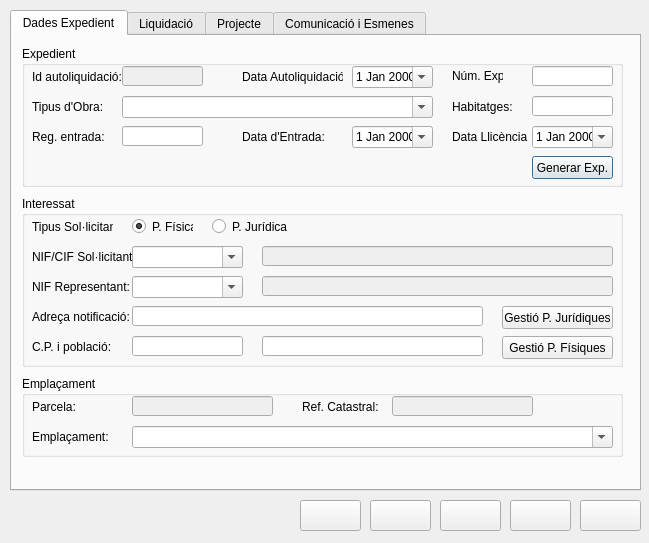
This is src/exp_om.ui in daviderill/expedients as Qt 5 draws it before an edit. The edited form follows.
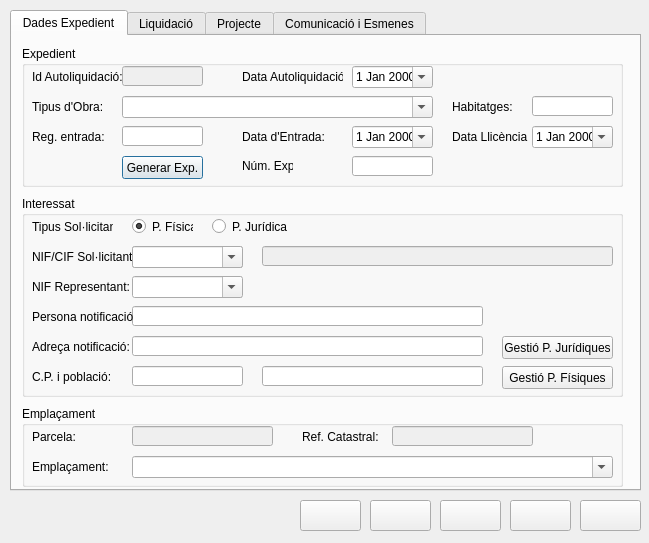
This is the edited form. Icons and pictures are not drawn.

```diff
--- a/src/exp_om.ui
+++ b/src/exp_om.ui
@@ -50,8 +50,8 @@
      <widget class="QLabel" name="lblNumExp">
       <property name="geometry">
        <rect>
-        <x>430</x>
-        <y>20</y>
+        <x>220</x>
+        <y>110</y>
         <width>51</width>
         <height>20</height>
        </rect>
@@ -69,8 +69,8 @@
       </property>
       <property name="geometry">
        <rect>
-        <x>510</x>
-        <y>20</y>
+        <x>330</x>
+        <y>110</y>
         <width>81</width>
         <height>20</height>
        </rect>
@@ -262,7 +262,7 @@
        </rect>
       </property>
       <property name="text">
-       <string>Id autoliquidació:</string>
+       <string>Id Autoliquidació:</string>
       </property>
      </widget>
      <widget class="QDateEdit" name="dateLiquidacio">
@@ -337,7 +337,7 @@
      <widget class="QPushButton" name="btnGenExp">
       <property name="geometry">
        <rect>
-        <x>510</x>
+        <x>100</x>
         <y>110</y>
         <width>81</width>
         <height>23</height>
@@ -363,7 +363,7 @@
        <x>10</x>
        <y>160</y>
        <width>601</width>
-       <height>171</height>
+       <height>201</height>
       </rect>
      </property>
      <property name="title">
@@ -399,7 +399,7 @@
       <property name="geometry">
        <rect>
         <x>10</x>
-        <y>110</y>
+        <y>140</y>
         <width>101</width>
         <height>21</height>
        </rect>
@@ -412,7 +412,7 @@
       <property name="geometry">
        <rect>
         <x>110</x>
-        <y>110</y>
+        <y>140</y>
         <width>351</width>
         <height>20</height>
        </rect>
@@ -428,7 +428,7 @@
       <property name="geometry">
        <rect>
         <x>10</x>
-        <y>140</y>
+        <y>170</y>
         <width>91</width>
         <height>21</height>
        </rect>
@@ -441,7 +441,7 @@
       <property name="geometry">
        <rect>
         <x>110</x>
-        <y>140</y>
+        <y>170</y>
         <width>111</width>
         <height>20</height>
        </rect>
@@ -457,7 +457,7 @@
       <property name="geometry">
        <rect>
         <x>480</x>
-        <y>110</y>
+        <y>140</y>
         <width>111</width>
         <height>23</height>
        </rect>
@@ -470,7 +470,7 @@
       <property name="geometry">
        <rect>
         <x>480</x>
-        <y>140</y>
+        <y>170</y>
         <width>111</width>
         <height>23</height>
        </rect>
@@ -492,30 +492,14 @@
        </rect>
       </property>
       <property name="maxLength">
-       <number>15</number>
-      </property>
-     </widget>
-     <widget class="QLineEdit" name="txtRepDades">
-      <property name="enabled">
-       <bool>false</bool>
-      </property>
-      <property name="geometry">
-       <rect>
-        <x>240</x>
-        <y>80</y>
-        <width>351</width>
-        <height>20</height>
-       </rect>
-      </property>
-      <property name="maxLength">
-       <number>15</number>
+       <number>200</number>
       </property>
      </widget>
      <widget class="QLineEdit" name="txtNotifPoblacio">
       <property name="geometry">
        <rect>
         <x>240</x>
-        <y>140</y>
+        <y>170</y>
         <width>221</width>
         <height>20</height>
        </rect>
@@ -608,12 +592,41 @@
        <bool>true</bool>
       </property>
      </widget>
+     <widget class="QLineEdit" name="txtNotifPersona">
+      <property name="geometry">
+       <rect>
+        <x>110</x>
+        <y>110</y>
+        <width>351</width>
+        <height>20</height>
+       </rect>
+      </property>
+      <property name="text">
+       <string/>
+      </property>
+      <property name="maxLength">
+       <number>250</number>
+      </property>
+     </widget>
+     <widget class="QLabel" name="lblAdre_2">
+      <property name="geometry">
+       <rect>
+        <x>10</x>
+        <y>110</y>
+        <width>101</width>
+        <height>21</height>
+       </rect>
+      </property>
+      <property name="text">
+       <string>Persona notificació:</string>
+      </property>
+     </widget>
     </widget>
     <widget class="QGroupBox" name="gb3Emplasament">
      <property name="geometry">
       <rect>
        <x>10</x>
-       <y>340</y>
+       <y>370</y>
        <width>601</width>
        <height>81</height>
       </rect>
```
Left out of the diff: 7 changed lines with no effect on the pictures.
